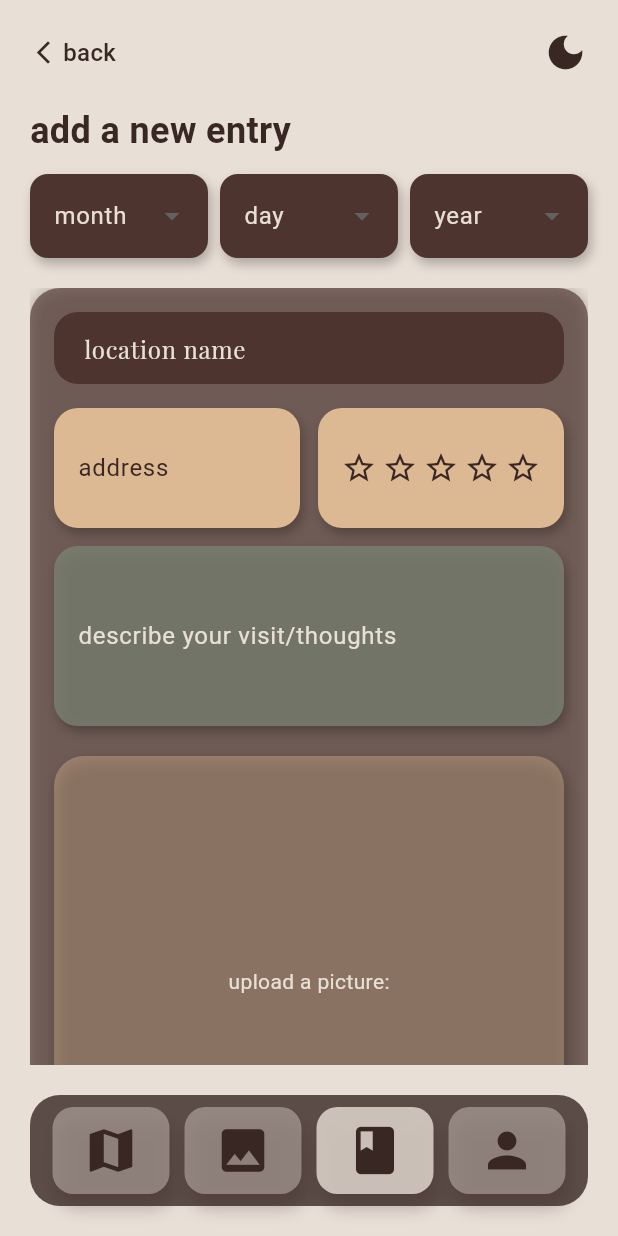
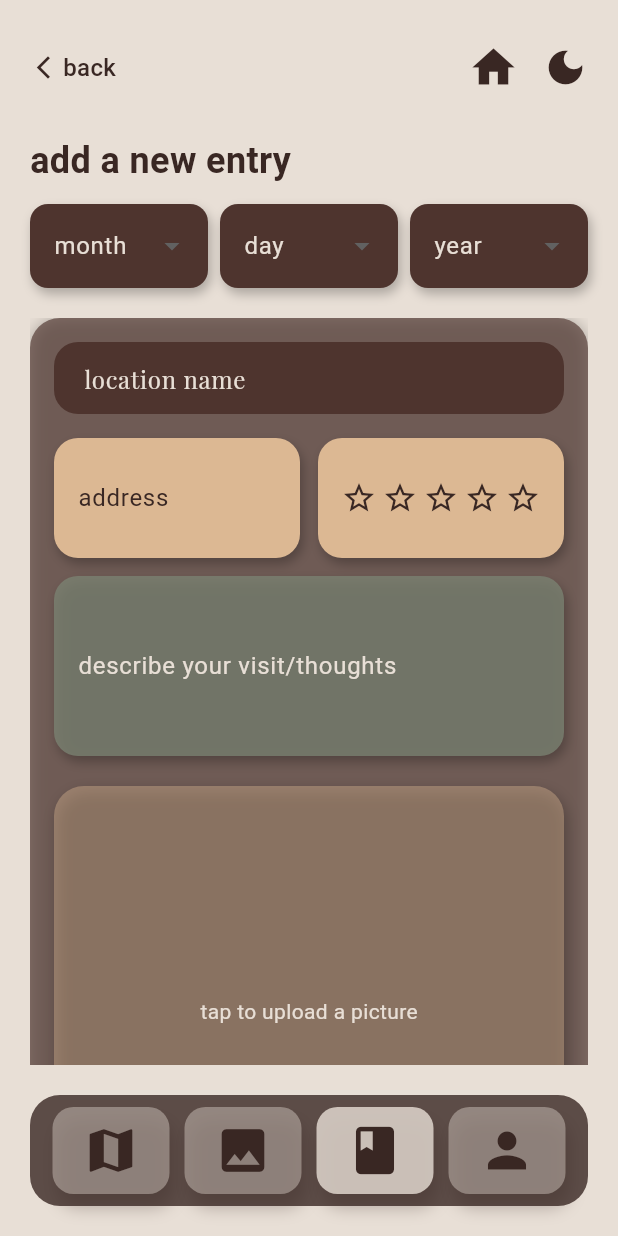
Before and after one commit to areen-b/brew_notes, a Flutter app: the EntryPage screen opened by its route, on a phone screen of 412 x 824 dp. Run offline on Flutter 3.47's test engine with Material 3 defaults, Android fonts, the phone set to English and light mode, and no system bars; our stand-ins replace google_maps_flutter, image_picker, pin_code_fields.

Commit message:
edit entry

```diff
--- a/lib/screens/journal_entry.dart
+++ b/lib/screens/journal_entry.dart
@@ -1,17 +1,19 @@
+import 'dart:io';
+
 class JournalEntry {
   final String title;
   final String address;
   final double rating;
   final List<String> notes;
-  final String imagePath;
   final String date;
+  final File? imageFile;
 
   JournalEntry({
     required this.title,
     required this.address,
     required this.rating,
     required this.notes,
-    required this.imagePath,
     required this.date,
+    this.imageFile,
   });
 }
--- a/lib/screens/new_entry_page.dart
+++ b/lib/screens/new_entry_page.dart
@@ -1,11 +1,12 @@
+import 'dart:io';
 import 'package:flutter/material.dart';
+import 'package:image_picker/image_picker.dart';
 import 'package:brew_notes/theme.dart';
 import 'package:brew_notes/widgets.dart';
 import 'journal_entry.dart';
 
 class EntryPage extends StatefulWidget {
   final JournalEntry? initialEntry;
-
   const EntryPage({super.key, this.initialEntry});
 
   @override
@@ -31,17 +32,18 @@ class _EntryPageState extends State<EntryPage> {
   String? _selectedMonth;
   int? _selectedDay;
   int? _selectedYear;
+  File? _selectedImage;
 
   @override
   void initState() {
     super.initState();
-
     if (widget.initialEntry != null) {
       final entry = widget.initialEntry!;
       _titleController.text = entry.title;
       _addressController.text = entry.address;
       _notesController.text = entry.notes.join('\n');
       _rating = entry.rating.toInt();
+      _selectedImage = entry.imageFile;
 
       final parts = entry.date.split(' ');
       if (parts.length == 3) {
@@ -61,26 +63,32 @@ class _EntryPageState extends State<EntryPage> {
     final hasTitle = _titleController.text.trim().isNotEmpty;
     final hasAddress = _addressController.text.trim().isNotEmpty;
     final hasNotes = _notesController.text.trim().isNotEmpty;
-    final hasImage = true; // placeholder always valid
+    final hasImage = _selectedImage != null;
 
     setState(() {
       _isFormComplete = hasDate && hasTitle && hasAddress && hasNotes && hasImage;
     });
   }
 
+  Future<void> _pickImage() async {
+    final picker = ImagePicker();
+    final pickedFile = await picker.pickImage(source: ImageSource.gallery);
+    if (pickedFile != null) {
+      setState(() {
+        _selectedImage = File(pickedFile.path);
+        _checkFormComplete();
+      });
+    }
+  }
+
   void _onNavTap(int index) {
-    setState(() {
-      _selectedIndex = index;
-    });
-
+    setState(() => _selectedIndex = index);
     switch (index) {
       case 0:
         Navigator.pushReplacementNamed(context, '/map');
         break;
       case 1:
         Navigator.pushReplacementNamed(context, '/gallery');
-        break;
-      case 2:
         break;
       case 3:
         Navigator.pushReplacementNamed(context, '/profile');
@@ -105,7 +113,7 @@ class _EntryPageState extends State<EntryPage> {
           padding: const EdgeInsets.all(20),
           child: Column(
             children: [
-              // Top bar
+              // Top Bar
               Row(
                 mainAxisAlignment: MainAxisAlignment.spaceBetween,
                 children: [
@@ -113,62 +121,44 @@ class _EntryPageState extends State<EntryPage> {
                     onTap: () => Navigator.pop(context),
                     child: const BackButtonText(color: AppColors.brown),
                   ),
-                  const ThemeToggleButton(iconColor: AppColors.brown),
+                  Row(
+                    children: const [
+                      HomeButton(),
+                      SizedBox(width: 8),
+                      ThemeToggleButton(iconColor: AppColors.brown),
                     ],
-              ),
-              const SizedBox(height: 20),
-
-              // Header
-              const Align(
-                alignment: Alignment.centerLeft,
-                child: Text(
-                  'add a new entry',
-                  style: TextStyle(
-                    fontSize: 24,
-                    fontWeight: FontWeight.bold,
-                    color: AppColors.brown,
-                  ),
-                ),
-              ),
-              const SizedBox(height: 12),
-
-              // Date dropdowns
-              Row(
-                children: [
-                  _buildDropdown<String>(
-                    label: 'month',
-                    value: _selectedMonth,
-                    items: _months,
-                    onChanged: (val) {
-                      setState(() => _selectedMonth = val);
-                      _checkFormComplete();
-                    },
-                  ),
-                  const SizedBox(width: 8),
-                  _buildDropdown<int>(
-                    label: 'day',
-                    value: _selectedDay,
-                    items: _days,
-                    onChanged: (val) {
-                      setState(() => _selectedDay = val);
-                      _checkFormComplete();
-                    },
-                  ),
-                  const SizedBox(width: 8),
-                  _buildDropdown<int>(
-                    label: 'year',
-                    value: _selectedYear,
-                    items: _years,
-                    onChanged: (val) {
-                      setState(() => _selectedYear = val);
-                      _checkFormComplete();
-                    },
                   ),
                 ],
               ),
               const SizedBox(height: 20),
 
-              // Entry form
+              const Align(
+                alignment: Alignment.centerLeft,
+                child: Text('add a new entry', style: TextStyle(fontSize: 24, fontWeight: FontWeight.bold, color: AppColors.brown)),
+              ),
+              const SizedBox(height: 12),
+
+              // Date Dropdowns
+              Row(
+                children: [
+                  _buildDropdown<String>(label: 'month', value: _selectedMonth, items: _months, onChanged: (val) {
+                    setState(() => _selectedMonth = val);
+                    _checkFormComplete();
+                  }),
+                  const SizedBox(width: 8),
+                  _buildDropdown<int>(label: 'day', value: _selectedDay, items: _days, onChanged: (val) {
+                    setState(() => _selectedDay = val);
+                    _checkFormComplete();
+                  }),
+                  const SizedBox(width: 8),
+                  _buildDropdown<int>(label: 'year', value: _selectedYear, items: _years, onChanged: (val) {
+                    setState(() => _selectedYear = val);
+                    _checkFormComplete();
+                  }),
+                ],
+              ),
+              const SizedBox(height: 20),
+
               Expanded(
                 child: SingleChildScrollView(
                   child: Container(
@@ -179,26 +169,19 @@ class _EntryPageState extends State<EntryPage> {
                       boxShadow: const [BoxShadow(blurRadius: 8, color: Colors.black26)],
                     ),
                     child: Column(
-                      crossAxisAlignment: CrossAxisAlignment.start,
                       children: [
                         _buildTextField(_titleController, 'location name'),
                         const SizedBox(height: 16),
                         Row(
                           children: [
                             Expanded(
-                              child: SizedBox(
+                              child: Container(
                                 height: 80,
-                                child: Container(
+                                padding: const EdgeInsets.all(12),
                                 decoration: BoxDecoration(
                                   color: AppColors.caramel,
                                   borderRadius: BorderRadius.circular(16),
-                                    boxShadow: const [
-                                      BoxShadow(
-                                        color: Colors.black26,
-                                        blurRadius: 6,
-                                        offset: Offset(2, 4),
-                                      ),
-                                    ],
+                                  boxShadow: const [BoxShadow(color: Colors.black26, blurRadius: 6, offset: Offset(2, 4))],
                                 ),
                                 child: TextField(
                                   controller: _addressController,
@@ -208,23 +191,18 @@ class _EntryPageState extends State<EntryPage> {
                                   decoration: const InputDecoration(
                                     hintText: 'address',
                                     hintStyle: TextStyle(color: AppColors.brown),
-                                      contentPadding: EdgeInsets.all(12),
-                                      border: OutlineInputBorder(
-                                        borderRadius: BorderRadius.all(Radius.circular(16)),
-                                        borderSide: BorderSide.none,
-                                      ),
+                                    contentPadding: EdgeInsets.all(0),
+                                    border: OutlineInputBorder(borderRadius: BorderRadius.all(Radius.circular(16)), borderSide: BorderSide.none),
                                     filled: true,
                                     fillColor: Colors.transparent,
                                   ),
                                 ),
                               ),
                             ),
-                            ),
                             const SizedBox(width: 12),
                             Expanded(
-                              child: SizedBox(
+                              child: Container(
                                 height: 80,
-                                child: Container(
                                 padding: const EdgeInsets.all(12),
                                 decoration: BoxDecoration(
                                   color: AppColors.caramel,
@@ -237,7 +215,6 @@ class _EntryPageState extends State<EntryPage> {
                                     setState(() => _rating = val);
                                     _checkFormComplete();
                                   },
-                                  ),
                                 ),
                               ),
                             ),
@@ -269,7 +246,9 @@ class _EntryPageState extends State<EntryPage> {
                           ),
                         ),
                         const SizedBox(height: 20),
-                        Container(
+                        GestureDetector(
+                          onTap: _pickImage,
+                          child: Container(
                             height: 300,
                             alignment: Alignment.center,
                             decoration: BoxDecoration(
@@ -277,7 +256,13 @@ class _EntryPageState extends State<EntryPage> {
                               borderRadius: BorderRadius.circular(20),
                               boxShadow: const [BoxShadow(color: Colors.black26, blurRadius: 8, offset: Offset(2, 4))],
                             ),
-                          child: const Text('upload a picture:', style: TextStyle(color: AppColors.latteFoam)),
+                            child: _selectedImage == null
+                                ? const Text('tap to upload a picture', style: TextStyle(color: AppColors.latteFoam))
+                                : ClipRRect(
+                              borderRadius: BorderRadius.circular(16),
+                              child: Image.file(_selectedImage!, height: 300, width: double.infinity, fit: BoxFit.cover),
+                            ),
+                          ),
                         ),
                         const SizedBox(height: 20),
                         Center(
@@ -290,8 +275,8 @@ class _EntryPageState extends State<EntryPage> {
                                 address: _addressController.text.trim(),
                                 rating: _rating.toDouble(),
                                 notes: _notesController.text.trim().split('\n').where((line) => line.isNotEmpty).toList(),
-                                imagePath: "assets/images/coffee.jpg",
                                 date: date,
+                                imageFile: _selectedImage,
                               );
                               Navigator.pop(context, entry);
                             }
--- a/pubspec.yaml
+++ b/pubspec.yaml
@@ -28,6 +28,7 @@ environment:
 # the latest version available on pub.dev. To see which dependencies have newer
 # versions available, run `flutter pub outdated`.
 dependencies:
+  image_picker: ^1.1.2
   google_maps_flutter: ^2.12.3
   pin_code_fields: ^8.0.1
   passwordfield: ^0.2.0
```
Also changed, not shown: lib/screens/journal_page.dart (+49 -13 lines), pubspec.lock, 3 other files. Lines whose indentation alone changed are shown as unchanged.
